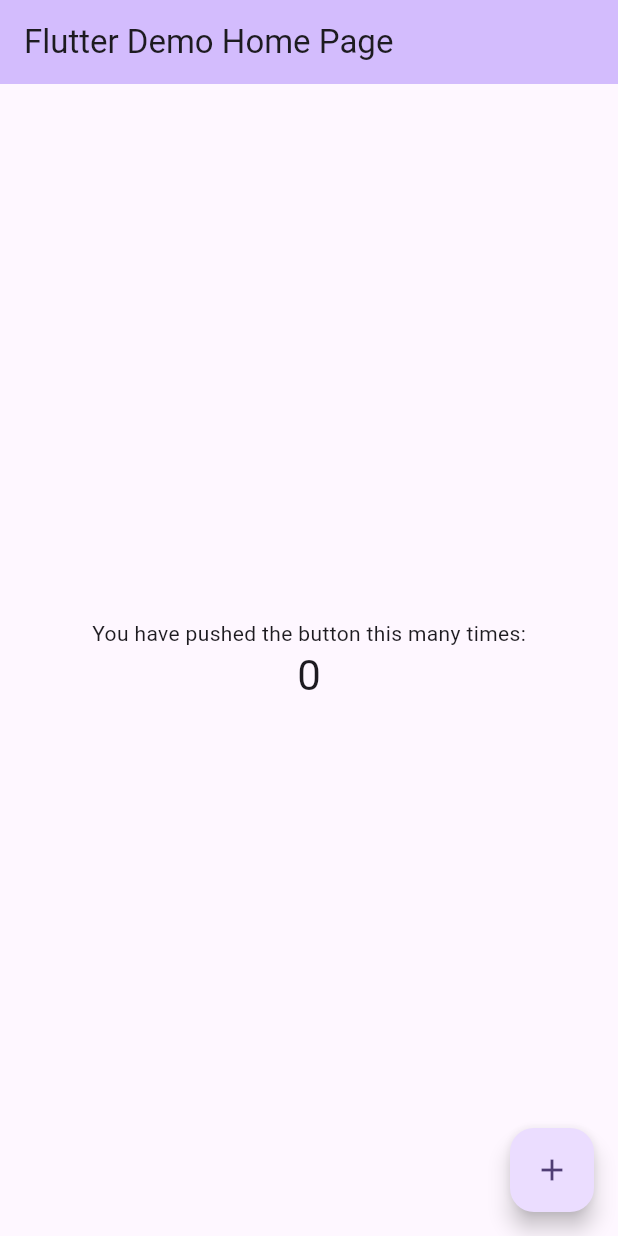
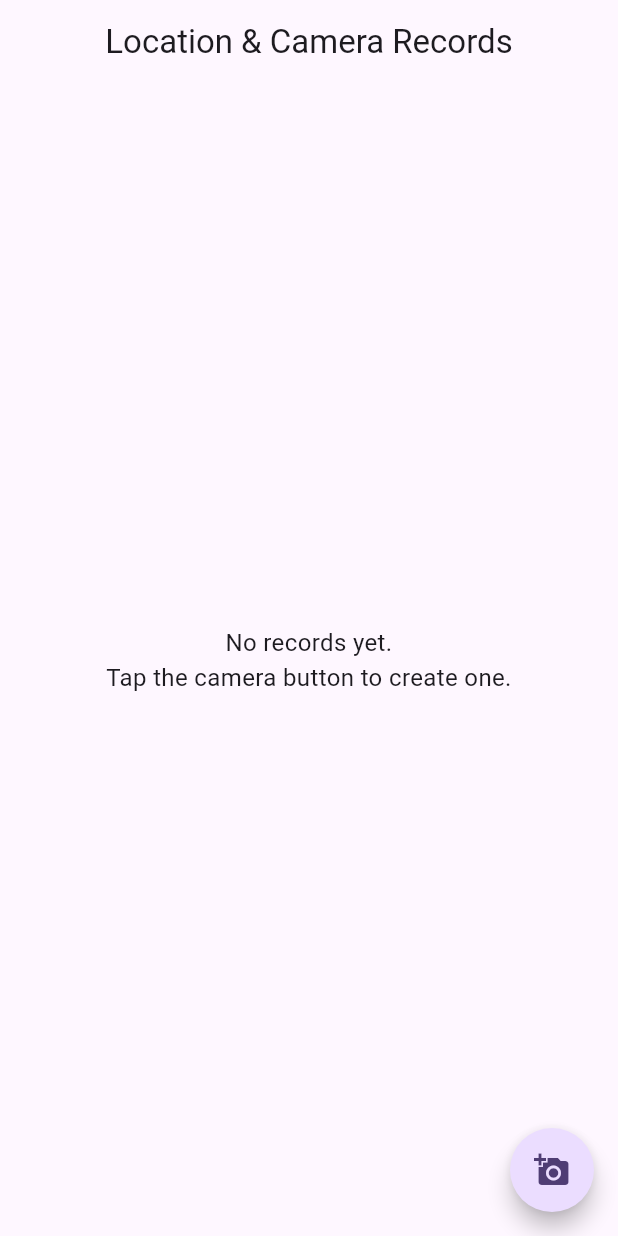
Before and after one commit to miguel-arbelaez-dev/flutter_location_camera_bloc, a Flutter app: the screen it shows after launch, on a phone screen of 412 x 824 dp. Run offline on Flutter 3.47's test engine with Material 3 defaults, Android fonts, the phone set to English and light mode, and no system bars; our stand-ins replace flutter_bloc, geolocator, image_picker, shared_preferences.

Commit message:
Location camera app completed using Flutter and BLoC architecture

```diff
--- /dev/null
+++ b/flutter_location_camera_bloc/devtools_options.yaml
@@ -0,0 +1,3 @@
+description: This file stores settings for Dart & Flutter DevTools.
+documentation: https://docs.flutter.dev/tools/devtools/extensions#configure-extension-enablement-states
+extensions:
--- /dev/null
+++ b/flutter_location_camera_bloc/lib/data/repositories/record_repository_impl.dart
@@ -0,0 +1,37 @@
+import 'package:flutter_location_camera_bloc/data/data%20sources/camera_data_source.dart';
+import 'package:flutter_location_camera_bloc/data/data%20sources/location_data_source.dart';
+import 'package:flutter_location_camera_bloc/data/data%20sources/record_local_data_source.dart';
+import 'package:flutter_location_camera_bloc/domain/entiites/record_entities.dart';
+import 'package:flutter_location_camera_bloc/domain/repositories/record_repository.dart';
+
+class RecordRepositoryImpl implements RecordRepository {
+  final CameraDataSource camera;
+  final LocationDataSource location;
+  final RecordLocalDataSource local;
+
+  RecordRepositoryImpl({
+    required this.camera,
+    required this.location,
+    required this.local,
+  });
+
+  @override
+  Future<void> createRecord() async {
+    final position = await location.getCurrentLocation();
+    final imagePath = await camera.takePhoto();
+
+    final record = RecordEntity(
+      latitude: position.latitude,
+      longitude: position.longitude,
+      imagePath: imagePath,
+      createdAt: DateTime.now(),
+    );
+
+    await local.saveRecord(record);
+  }
+
+  @override
+  Future<List<RecordEntity>> getRecords() async {
+    return await local.getRecords();
+  }
+}
--- /dev/null
+++ b/flutter_location_camera_bloc/lib/domain/entiites/record_entities.dart
@@ -0,0 +1,29 @@
+class RecordEntity {
+  final double latitude;
+  final double longitude;
+  final String imagePath;
+  final DateTime createdAt;
+
+  RecordEntity({
+    required this.latitude,
+    required this.longitude,
+    required this.imagePath,
+    required this.createdAt,
+  });
+
+  Map<String, dynamic> toMap() => {
+    'latitude': latitude,
+    'longitude': longitude,
+    'imagePath': imagePath,
+    'createdAt': createdAt.toIso8601String(),
+  };
+
+  factory RecordEntity.fromMap(Map<String, dynamic> map) {
+    return RecordEntity(
+      latitude: map['latitude'],
+      longitude: map['longitude'],
+      imagePath: map['imagePath'],
+      createdAt: DateTime.parse(map['createdAt']),
+    );
+  }
+}
--- /dev/null
+++ b/flutter_location_camera_bloc/lib/domain/repositories/record_repository.dart
@@ -0,0 +1,6 @@
+import 'package:flutter_location_camera_bloc/domain/entiites/record_entities.dart';
+
+abstract class RecordRepository {
+  Future<void> createRecord();
+  Future<List<RecordEntity>> getRecords();
+}
--- /dev/null
+++ b/flutter_location_camera_bloc/lib/domain/use cases/create_record_usecase.dart
@@ -0,0 +1,11 @@
+import 'package:flutter_location_camera_bloc/domain/repositories/record_repository.dart';
+
+class CreateRecordUseCase {
+  final RecordRepository repository;
+
+  CreateRecordUseCase(this.repository);
+
+  Future<void> call() async {
+    await repository.createRecord();
+  }
+}
--- /dev/null
+++ b/flutter_location_camera_bloc/lib/domain/use cases/get_records_usecase.dart
@@ -0,0 +1,12 @@
+import 'package:flutter_location_camera_bloc/domain/entiites/record_entities.dart';
+import 'package:flutter_location_camera_bloc/domain/repositories/record_repository.dart';
+
+class GetRecordsUseCase {
+  final RecordRepository repository;
+
+  GetRecordsUseCase(this.repository);
+
+  Future<List<RecordEntity>> call() async {
+    return repository.getRecords();
+  }
+}
--- a/flutter_location_camera_bloc/lib/main.dart
+++ b/flutter_location_camera_bloc/lib/main.dart
@@ -1,122 +1,44 @@
 import 'package:flutter/material.dart';
+import 'package:flutter_bloc/flutter_bloc.dart';
+import 'package:flutter_location_camera_bloc/data/data%20sources/camera_data_source.dart';
+import 'package:flutter_location_camera_bloc/data/data%20sources/location_data_source.dart';
+import 'package:flutter_location_camera_bloc/data/data%20sources/record_local_data_source.dart';
+import 'package:flutter_location_camera_bloc/data/repositories/record_repository_impl.dart';
+import 'package:flutter_location_camera_bloc/domain/use%20cases/create_record_usecase.dart';
+import 'package:flutter_location_camera_bloc/domain/use%20cases/get_records_usecase.dart';
+import 'package:flutter_location_camera_bloc/pesentation/bloc/record_bloc.dart';
+import 'package:flutter_location_camera_bloc/pesentation/routes/app_routes.dart';
+import 'package:flutter_location_camera_bloc/pesentation/theme/app_theme.dart';
 
 void main() {
-  runApp(const MyApp());
+  final repository = RecordRepositoryImpl(
+    camera: CameraDataSourceImpl(),
+    location: LocationDataSourceImpl(),
+    local: RecordLocalDataSourceImpl(),
+  );
+
+  runApp(
+    BlocProvider(
+      create: (_) => RecordBloc(
+        createRecord: CreateRecordUseCase(repository),
+        getRecords: GetRecordsUseCase(repository),
+      ),
+      child: const MyApp(),
+    ),
+  );
 }
 
+/// 👇 ESTA CLASE FALTABA
 class MyApp extends StatelessWidget {
   const MyApp({super.key});
 
-  // This widget is the root of your application.
   @override
   Widget build(BuildContext context) {
     return MaterialApp(
-      title: 'Flutter Demo',
-      theme: ThemeData(
-        // This is the theme of your application.
-        //
-        // TRY THIS: Try running your application with "flutter run". You'll see
-        // the application has a purple toolbar. Then, without quitting the app,
-        // try changing the seedColor in the colorScheme below to Colors.green
-        // and then invoke "hot reload" (save your changes or press the "hot
-        // reload" button in a Flutter-supported IDE, or press "r" if you used
-        // the command line to start the app).
-        //
-        // Notice that the counter didn't reset back to zero; the application
-        // state is not lost during the reload. To reset the state, use hot
-        // restart instead.
-        //
-        // This works for code too, not just values: Most code changes can be
-        // tested with just a hot reload.
-        colorScheme: .fromSeed(seedColor: Colors.deepPurple),
-      ),
-      home: const MyHomePage(title: 'Flutter Demo Home Page'),
+      debugShowCheckedModeBanner: false,
+      theme: AppTheme.lightTheme,
+      initialRoute: AppRoutes.home,
+      onGenerateRoute: AppRoutes.generate,
     );
   }
 }
-
-class MyHomePage extends StatefulWidget {
-  const MyHomePage({super.key, required this.title});
-
-  // This widget is the home page of your application. It is stateful, meaning
-  // that it has a State object (defined below) that contains fields that affect
-  // how it looks.
-
-  // This class is the configuration for the state. It holds the values (in this
-  // case the title) provided by the parent (in this case the App widget) and
-  // used by the build method of the State. Fields in a Widget subclass are
-  // always marked "final".
-
-  final String title;
-
-  @override
-  State<MyHomePage> createState() => _MyHomePageState();
-}
-
-class _MyHomePageState extends State<MyHomePage> {
-  int _counter = 0;
-
-  void _incrementCounter() {
-    setState(() {
-      // This call to setState tells the Flutter framework that something has
-      // changed in this State, which causes it to rerun the build method below
-      // so that the display can reflect the updated values. If we changed
-      // _counter without calling setState(), then the build method would not be
-      // called again, and so nothing would appear to happen.
-      _counter++;
-    });
-  }
-
-  @override
-  Widget build(BuildContext context) {
-    // This method is rerun every time setState is called, for instance as done
-    // by the _incrementCounter method above.
-    //
-    // The Flutter framework has been optimized to make rerunning build methods
-    // fast, so that you can just rebuild anything that needs updating rather
-    // than having to individually change instances of widgets.
-    return Scaffold(
-      appBar: AppBar(
-        // TRY THIS: Try changing the color here to a specific color (to
-        // Colors.amber, perhaps?) and trigger a hot reload to see the AppBar
-        // change color while the other colors stay the same.
-        backgroundColor: Theme.of(context).colorScheme.inversePrimary,
-        // Here we take the value from the MyHomePage object that was created by
-        // the App.build method, and use it to set our appbar title.
-        title: Text(widget.title),
-      ),
-      body: Center(
-        // Center is a layout widget. It takes a single child and positions it
-        // in the middle of the parent.
-        child: Column(
-          // Column is also a layout widget. It takes a list of children and
-          // arranges them vertically. By default, it sizes itself to fit its
-          // children horizontally, and tries to be as tall as its parent.
-          //
-          // Column has various properties to control how it sizes itself and
-          // how it positions its children. Here we use mainAxisAlignment to
-          // center the children vertically; the main axis here is the vertical
-          // axis because Columns are vertical (the cross axis would be
-          // horizontal).
-          //
-          // TRY THIS: Invoke "debug painting" (choose the "Toggle Debug Paint"
-          // action in the IDE, or press "p" in the console), to see the
-          // wireframe for each widget.
-          mainAxisAlignment: .center,
-          children: [
-            const Text('You have pushed the button this many times:'),
-            Text(
-              '$_counter',
-              style: Theme.of(context).textTheme.headlineMedium,
-            ),
-          ],
-        ),
-      ),
-      floatingActionButton: FloatingActionButton(
-        onPressed: _incrementCounter,
-        tooltip: 'Increment',
-        child: const Icon(Icons.add),
-      ),
-    );
-  }
-}
--- /dev/null
+++ b/flutter_location_camera_bloc/lib/pesentation/bloc/record_bloc.dart
@@ -0,0 +1,37 @@
+import 'package:flutter_bloc/flutter_bloc.dart';
+import 'package:flutter_location_camera_bloc/domain/use%20cases/create_record_usecase.dart';
+import 'package:flutter_location_camera_bloc/domain/use%20cases/get_records_usecase.dart';
+import 'record_event.dart';
+import 'record_state.dart';
+
+class RecordBloc extends Bloc<RecordEvent, RecordState> {
+  final CreateRecordUseCase createRecord;
+  final GetRecordsUseCase getRecords;
+
+  RecordBloc({required this.createRecord, required this.getRecords})
+    : super(const RecordState()) {
+    on<CreateRecordEvent>(_create);
+    on<LoadRecordsEvent>(_load);
+  }
+
+  Future<void> _create(
+    CreateRecordEvent event,
+    Emitter<RecordState> emit,
+  ) async {
+    emit(state.copyWith(status: RecordStatus.loading));
+
+    try {
+      await createRecord();
+      final records = await getRecords();
+
+      emit(state.copyWith(status: RecordStatus.success, records: records));
+    } catch (e) {
+      emit(state.copyWith(status: RecordStatus.error, error: e.toString()));
+    }
+  }
+
+  Future<void> _load(LoadRecordsEvent event, Emitter<RecordState> emit) async {
+    final records = await getRecords();
+    emit(state.copyWith(records: records));
+  }
+}
--- /dev/null
+++ b/flutter_location_camera_bloc/lib/pesentation/bloc/record_event.dart
@@ -0,0 +1,5 @@
+abstract class RecordEvent {}
+
+class CreateRecordEvent extends RecordEvent {}
+
+class LoadRecordsEvent extends RecordEvent {}
--- /dev/null
+++ b/flutter_location_camera_bloc/lib/pesentation/bloc/record_state.dart
@@ -0,0 +1,27 @@
+import 'package:flutter_location_camera_bloc/domain/entiites/record_entities.dart';
+
+enum RecordStatus { initial, loading, success, error }
+
+class RecordState {
+  final RecordStatus status;
+  final List<RecordEntity> records;
+  final String? error;
+
+  const RecordState({
+    this.status = RecordStatus.initial,
+    this.records = const [],
+    this.error,
+  });
+
+  RecordState copyWith({
+    RecordStatus? status,
+    List<RecordEntity>? records,
+    String? error,
+  }) {
+    return RecordState(
+      status: status ?? this.status,
+      records: records ?? this.records,
+      error: error,
+    );
+  }
+}
--- /dev/null
+++ b/flutter_location_camera_bloc/lib/pesentation/routes/app_routes.dart
@@ -0,0 +1,33 @@
+import 'package:flutter/material.dart';
+import 'package:flutter_location_camera_bloc/domain/entiites/record_entities.dart';
+import 'package:flutter_location_camera_bloc/pesentation/screens/camera_screen.dart';
+import 'package:flutter_location_camera_bloc/pesentation/screens/detail_screen.dart';
+import 'package:flutter_location_camera_bloc/pesentation/screens/home_screen.dart';
+
+class AppRoutes {
+  static const home = '/';
+  static const camera = '/camera';
+  static const detail = '/detail';
+
+  static Route<dynamic> generate(RouteSettings settings) {
+    switch (settings.name) {
+      case home:
+        return MaterialPageRoute(builder: (_) => const HomeScreen());
+
+      case camera:
+        return MaterialPageRoute(builder: (_) => const CameraScreen());
+
+      case detail:
+        final record = settings.arguments as RecordEntity;
+        return MaterialPageRoute(
+          builder: (_) => RecordDetailScreen(record: record),
+        );
+
+      default:
+        return MaterialPageRoute(
+          builder: (_) =>
+              const Scaffold(body: Center(child: Text('Route not found'))),
+        );
+    }
+  }
+}
--- /dev/null
+++ b/flutter_location_camera_bloc/lib/pesentation/screens/home_screen.dart
@@ -0,0 +1,122 @@
+import 'dart:io';
+
+import 'package:flutter/material.dart';
+import 'package:flutter_bloc/flutter_bloc.dart';
+import 'package:flutter_location_camera_bloc/domain/entiites/record_entities.dart';
+import 'package:flutter_location_camera_bloc/pesentation/bloc/record_bloc.dart';
+import 'package:flutter_location_camera_bloc/pesentation/bloc/record_event.dart';
+import 'package:flutter_location_camera_bloc/pesentation/bloc/record_state.dart';
+import 'package:flutter_location_camera_bloc/pesentation/routes/app_routes.dart';
+
+class HomeScreen extends StatefulWidget {
+  const HomeScreen({super.key});
+
+  @override
+  State<HomeScreen> createState() => _HomeScreenState();
+}
+
+class _HomeScreenState extends State<HomeScreen> {
+  @override
+  void initState() {
+    super.initState();
+    context.read<RecordBloc>().add(LoadRecordsEvent());
+  }
+
+  @override
+  Widget build(BuildContext context) {
+    return Scaffold(
+      appBar: AppBar(
+        title: const Text('Location & Camera Records'),
+        centerTitle: true,
+      ),
+
+      /// 📸 BOTÓN CÁMARA
+      floatingActionButton: FloatingActionButton(
+        tooltip: 'Capture photo and location',
+        onPressed: () {
+          Navigator.pushNamed(context, AppRoutes.camera);
+        },
+        child: const Icon(Icons.add_a_photo),
+      ),
+
+      body: BlocBuilder<RecordBloc, RecordState>(
+        builder: (context, state) {
+          /// ⏳ LOADING GLOBAL
+          if (state.status == RecordStatus.loading && state.records.isEmpty) {
+            return const Center(child: CircularProgressIndicator());
+          }
+
+          /// ❌ ERROR
+          if (state.status == RecordStatus.error) {
+            return Center(
+              child: Text(
+                state.error ?? 'Unexpected error',
+                style: const TextStyle(color: Colors.red),
+                textAlign: TextAlign.center,
+              ),
+            );
+          }
+
+          /// 📭 SIN REGISTROS
+          if (state.records.isEmpty) {
+            return const Center(
+              child: Text(
+                'No records yet.\nTap the camera button to create one.',
+                textAlign: TextAlign.center,
+                style: TextStyle(fontSize: 16),
+              ),
+            );
+          }
+
+          /// 📋 LISTA DE REGISTROS
+          return ListView.builder(
+            padding: const EdgeInsets.all(12),
+            itemCount: state.records.length,
+            itemBuilder: (context, index) {
+              final RecordEntity record = state.records[index];
+
+              return Card(
+                elevation: 3,
+                margin: const EdgeInsets.only(bottom: 12),
+                shape: RoundedRectangleBorder(
+                  borderRadius: BorderRadius.circular(12),
+                ),
+                child: ListTile(
+                  leading: ClipRRect(
+                    borderRadius: BorderRadius.circular(8),
+                    child: Image.file(
+                      File(record.imagePath),
+                      width: 60,
+                      height: 60,
+                      fit: BoxFit.cover,
+                    ),
+                  ),
+                  title: Text(
+                    'Lat: ${record.latitude.toStringAsFixed(4)} '
+                    'Lng: ${record.longitude.toStringAsFixed(4)}',
+                    style: const TextStyle(
+                      fontWeight: FontWeight.w600,
+                      fontSize: 15,
+                    ),
+                  ),
+                  subtitle: Text(
+                    record.createdAt.toLocal().toString(),
+                    style: const TextStyle(fontSize: 12),
+                  ),
+                  trailing: const Icon(Icons.arrow_forward_ios, size: 16),
+                  onTap: () {
+                    Navigator.pushNamed(
+                      context,
+                      AppRoutes.detail,
+                      arguments: record,
+                    );
+                  },
+                ),
+              );
+            },
+          );
+        },
+      ),
+    );
+  }
+}
--- /dev/null
+++ b/flutter_location_camera_bloc/lib/pesentation/theme/app_theme.dart
@@ -0,0 +1,12 @@
+import 'package:flutter/material.dart';
+
+class AppTheme {
+  static ThemeData lightTheme = ThemeData(
+    useMaterial3: true,
+    colorScheme: ColorScheme.fromSeed(seedColor: Colors.deepPurple),
+    appBarTheme: const AppBarTheme(centerTitle: true),
+    floatingActionButtonTheme: const FloatingActionButtonThemeData(
+      shape: CircleBorder(),
+    ),
+  );
+}
--- a/flutter_location_camera_bloc/pubspec.yaml
+++ b/flutter_location_camera_bloc/pubspec.yaml
@@ -34,6 +34,10 @@ dependencies:
   # The following adds the Cupertino Icons font to your application.
   # Use with the CupertinoIcons class for iOS style icons.
   cupertino_icons: ^1.0.8
+  geolocator: ^14.0.2
+  flutter_bloc: ^9.1.1
+  image_picker: ^1.2.1
+  shared_preferences: ^2.5.4
 
 dev_dependencies:
   flutter_test:
```
Also changed, not shown: flutter_location_camera_bloc/lib/data/data sources/camera_data_source.dart (added, +16 -0 lines), flutter_location_camera_bloc/lib/data/data sources/location_data_source.dart (added, +26 -0 lines), flutter_location_camera_bloc/lib/data/data sources/record_local_data_source.dart (added, +33 -0 lines), flutter_location_camera_bloc/lib/pesentation/screens/camera_screen.dart (added, +47 -0 lines), flutter_location_camera_bloc/lib/pesentation/screens/detail_screen.dart (added, +50 -0 lines), flutter_location_camera_bloc/pubspec.lock, 6 other files.
